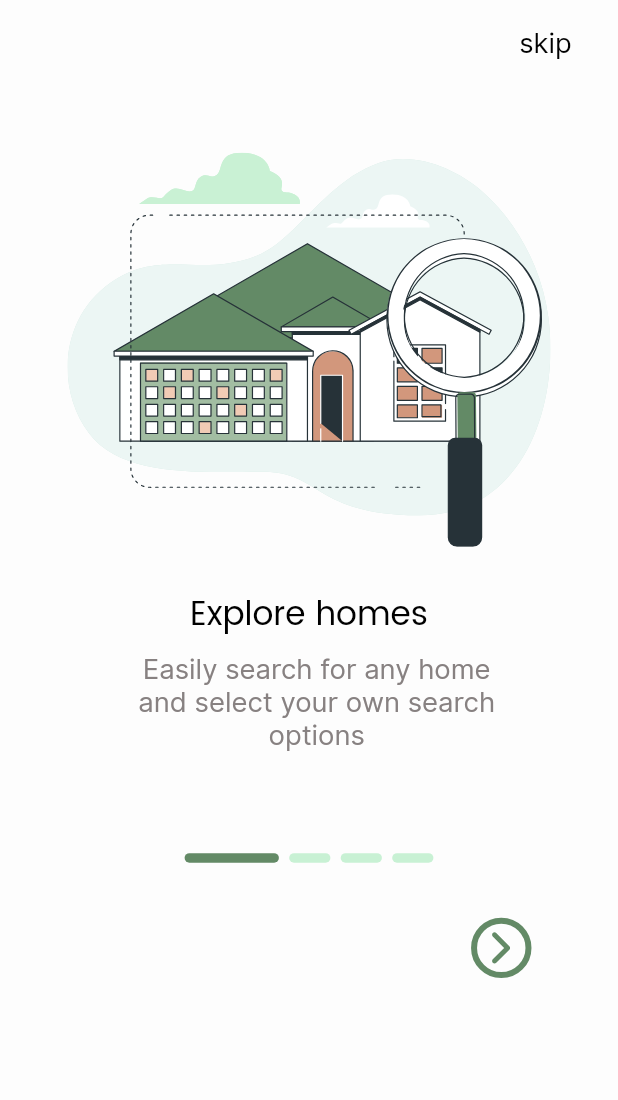
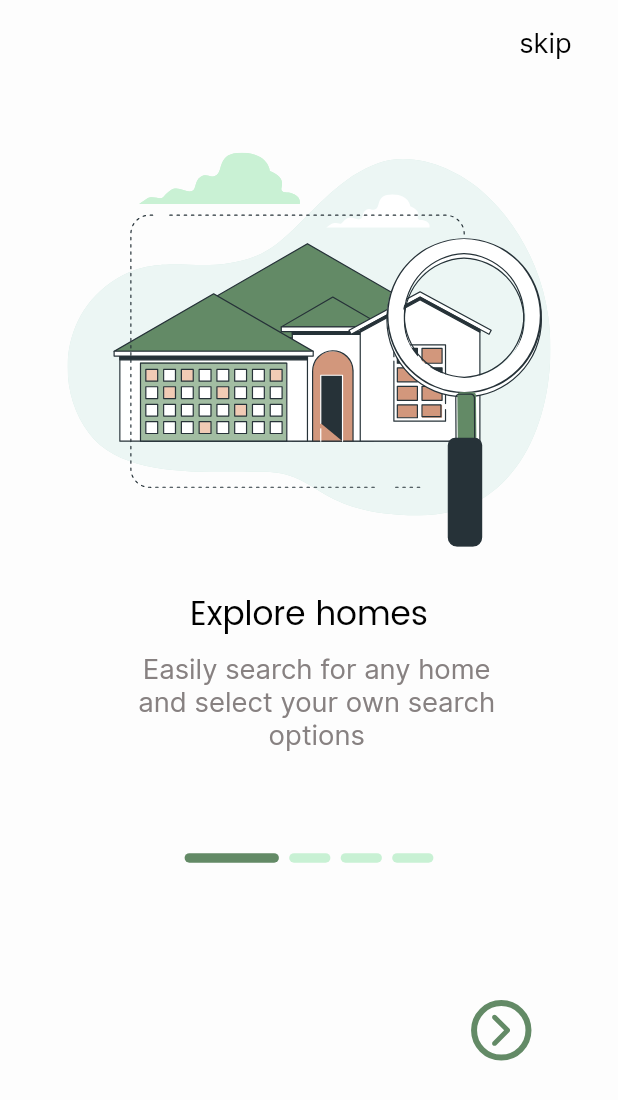
Before and after one commit to ahmedgaad/WEVR, a Flutter app: the screen it shows after launch, on a phone screen of 412 x 824 dp. Shown: the top 1100 px of the screen. Run offline on Flutter 3.47's test engine with Material 2 defaults, Android fonts, the light colour scheme and no system bars; drawn by our look-alikes of smooth_page_indicator; our stand-ins replace bloc, conditional_builder_null_safety, dio, flutter_screenutil, flutter_svg, shared_preferences.

Commit message:
change the application name to wevr & increase padding in buttons of onBoarding

```diff
--- a/lib/modules/onboarding/onboarding_view.dart
+++ b/lib/modules/onboarding/onboarding_view.dart
@@ -137,7 +137,11 @@ class _OnBoardingViewState extends State<OnBoardingView> {
                       ),
                       count: _list.length,
                     ),
-                    Row(
+                    Padding(
+                      padding: EdgeInsets.symmetric(
+                        vertical: PaddingSize.p60.h
+                      ),
+                      child: Row(
                         children: [
                           ConditionalBuilder(
                             condition: currentIndex > 0,
@@ -231,6 +235,7 @@ class _OnBoardingViewState extends State<OnBoardingView> {
                           ),
                         ],
                       ),
+                    ),
                   ],
                 ),
               ),
--- a/lib/shared/managers/values_manager.dart
+++ b/lib/shared/managers/values_manager.dart
@@ -29,6 +29,7 @@ class PaddingSize {
   static const double p30 = 30.0;
   static const double p40 = 40.0;
   static const double p50 = 50.0;
+  static const double p60 = 60.0;
   static const double p70 = 70.0;
   static const double p78 = 78.0;
 }
```
Also changed, not shown: 2 other files. Lines whose indentation alone changed are shown as unchanged.
